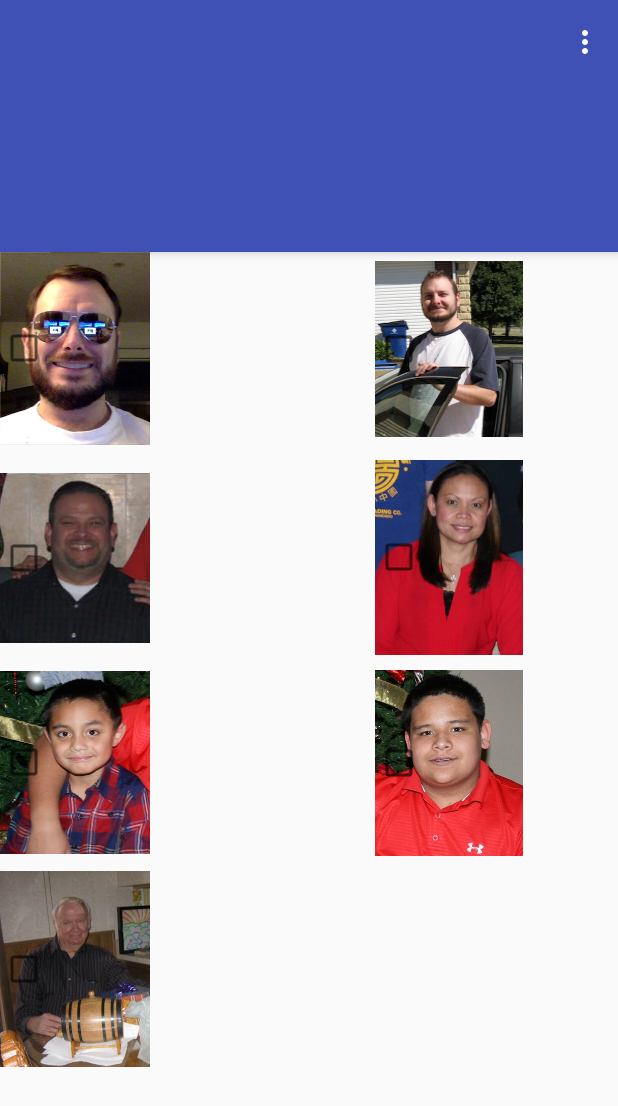
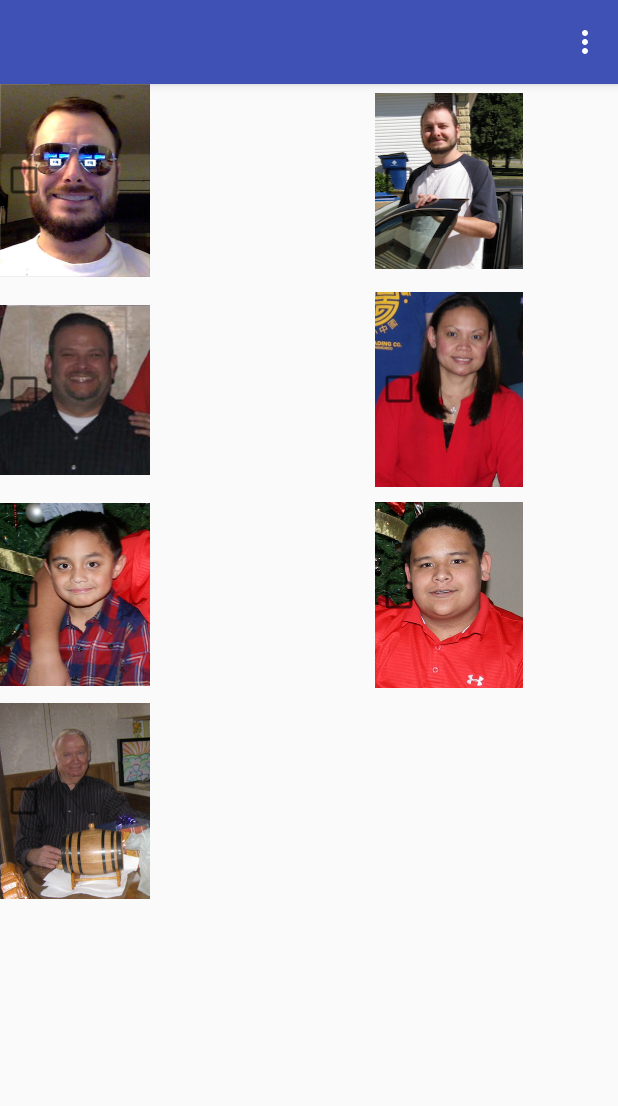
Before and after one commit to Troyaz12/Easy-Email, an Android app: the screen it shows after launch (MainActivity), on a phone screen of 412 x 824 dp. Shown: the top 1106 px of the screen. Run offline under Robolectric (Android 15) with nearby library versions, the phone set to English and light mode, and no system bars; pictures from the network do not load.

Commit message:
changed appbar layout height
changed the appbar layout on activity_main.xml to
wrap_content.

```diff
--- a/app/src/main/res/layout/activity_main.xml
+++ b/app/src/main/res/layout/activity_main.xml
@@ -12,7 +12,7 @@
     <android.support.design.widget.AppBarLayout
         android:id="@+id/app_bar_layout"
         android:layout_width="match_parent"
-        android:layout_height="168dp"
+        android:layout_height="wrap_content"
         android:background="?colorPrimary">
 
             <android.support.v7.widget.Toolbar
```
